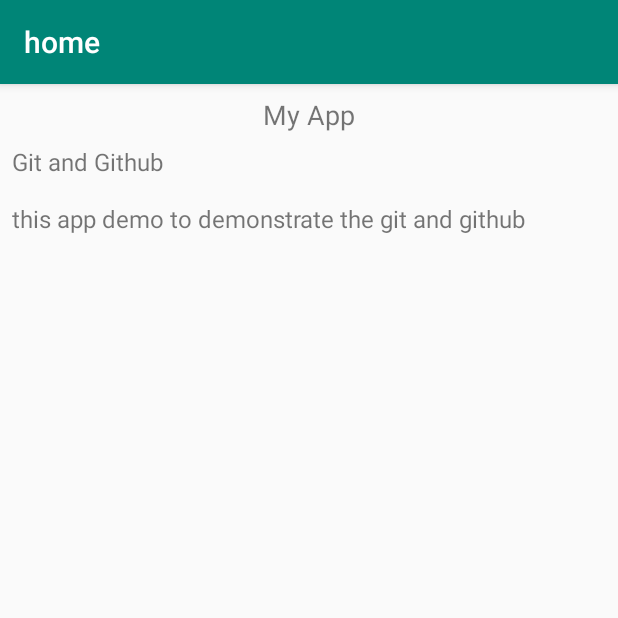
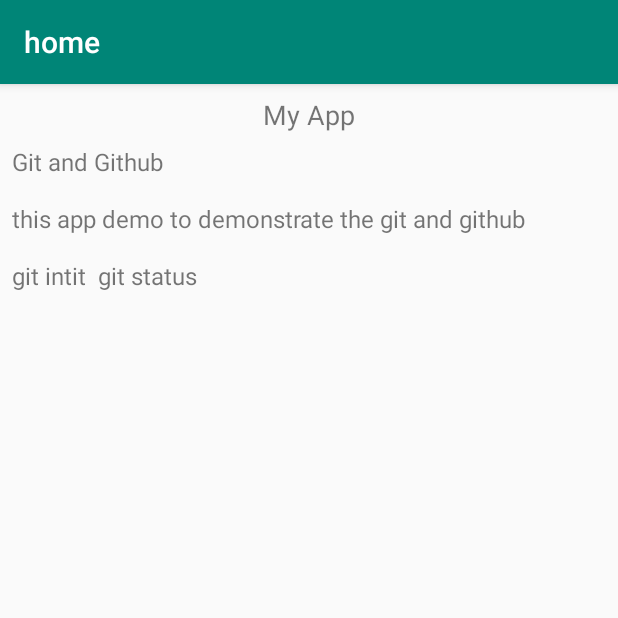
Before and after one commit to bobykumar7210/Git-and-Github, an Android app: the screen it shows after launch (MainActivity), on a phone screen of 412 x 824 dp, the top half of it. Run offline under Robolectric (Android 15) with nearby library versions, the phone set to English and light mode, and no system bars.

Commit message:
Adding more TextView

```diff
--- a/app/src/main/res/layout/activity_main.xml
+++ b/app/src/main/res/layout/activity_main.xml
@@ -31,4 +31,12 @@
             android:text="this app demo to demonstrate the git and github"
 
             />
+    <TextView
+        android:layout_width="match_parent"
+        android:layout_height="wrap_content"
+        android:layout_margin="8dp"
+        android:textSize="16dp"
+        android:text="git intit  git status "
+
+        />
 </LinearLayout>
```
